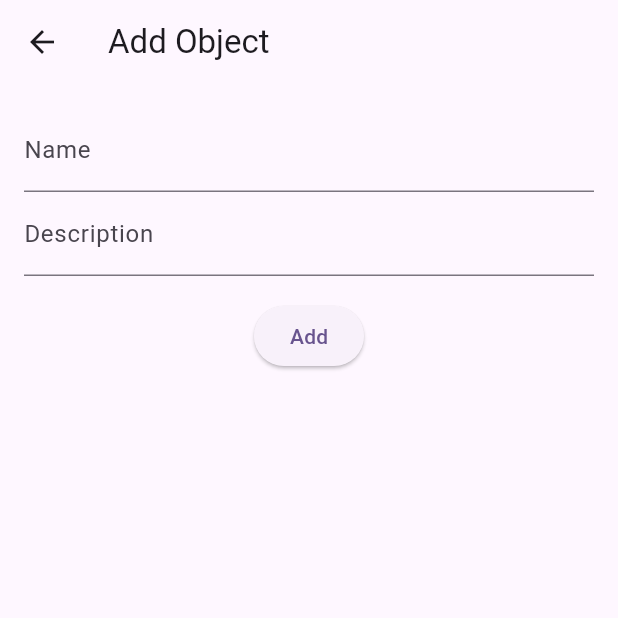
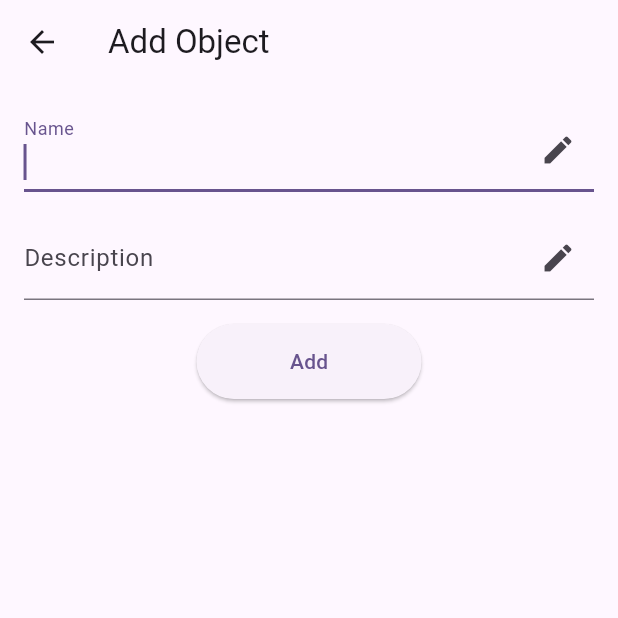
Before and after one commit to besTiger/test_task, a Flutter app: the screen it shows after launch, after a tap on the "add" icon, on a phone screen of 412 x 824 dp, the top half of it. Run offline on Flutter 3.47's test engine with Material 3 defaults, Android fonts, the phone set to English and light mode, and no system bars; our stand-ins replace sqflite; accounts and stored records are empty.

Commit message:
added ui and logic edit screen

```diff
--- a/lib/main.dart
+++ b/lib/main.dart
@@ -1,8 +1,13 @@
 import 'package:flutter/material.dart';
+import 'package:flutter/services.dart';
 import 'package:test_task/task_one/objects_screen.dart';
 
-void main() {
-  runApp(const MyApp());
+
+Future<void> main() async {
+  WidgetsFlutterBinding.ensureInitialized();
+  await SystemChrome.setPreferredOrientations([
+    DeviceOrientation.portraitUp,
+  ]);  runApp(const MyApp());
 }
 
 class MyApp extends StatelessWidget {
@@ -12,12 +17,12 @@ class MyApp extends StatelessWidget {
   @override
   Widget build(BuildContext context) {
     return MaterialApp(
-      title: 'Flutter Demo',
+      debugShowCheckedModeBanner: false,
       theme: ThemeData(
         colorScheme: ColorScheme.fromSeed(seedColor: Colors.deepPurple),
         useMaterial3: true,
       ),
-      home: ObjectsScreen(),
+      home: const ObjectsScreen(),
     );
   }
 }
--- a/lib/task_one/object_edit_screen.dart
+++ b/lib/task_one/object_edit_screen.dart
@@ -13,6 +13,8 @@ class ObjectEditScreen extends StatefulWidget {
 class ObjectEditScreenState extends State<ObjectEditScreen> {
   late TextEditingController _nameController;
   late TextEditingController _descriptionController;
+  late FocusNode _nameFocusNode;
+  late FocusNode _descriptionFocusNode;
 
   @override
   void initState() {
@@ -21,12 +23,22 @@ class ObjectEditScreenState extends State<ObjectEditScreen> {
         TextEditingController(text: widget.initialObject?.name ?? '');
     _descriptionController =
         TextEditingController(text: widget.initialObject?.description ?? '');
+
+    _nameFocusNode = FocusNode();
+    _descriptionFocusNode = FocusNode();
+    _nameFocusNode.requestFocus();
+  }
+
+  @override
+  void dispose() {
+    _nameFocusNode.dispose();
+    _descriptionFocusNode.dispose();
+    super.dispose();
   }
 
   @override
   Widget build(BuildContext context) {
-    return SafeArea(
-      child: Scaffold(
+    return Scaffold(
       appBar: AppBar(
         title:
             Text(widget.initialObject == null ? 'Add Object' : 'Edit Object'),
@@ -37,28 +49,38 @@ class ObjectEditScreenState extends State<ObjectEditScreen> {
           children: [
             TextField(
               controller: _nameController,
-                decoration: const InputDecoration(labelText: 'Name'),
+              focusNode: _nameFocusNode,
+              decoration: const InputDecoration(
+                labelText: 'Name',
+                suffixIcon: Icon(Icons.edit),
               ),
+            ),
+            const SizedBox(height: 16.0),
             TextField(
               controller: _descriptionController,
-                decoration: const InputDecoration(labelText: 'Description'),
+              focusNode: _descriptionFocusNode,
+              decoration: const InputDecoration(
+                labelText: 'Description',
+                suffixIcon: Icon(Icons.edit),
+              ),
             ),
             const SizedBox(height: 16.0),
             ElevatedButton(
               onPressed: () {
                 _saveObject();
               },
+              style: ElevatedButton.styleFrom(
+                minimumSize: const Size(150.0, 50.0),
+              ),
               child: Text(widget.initialObject == null ? 'Add' : 'Save'),
             ),
           ],
-          ),
         ),
       ),
     );
   }
 
   void _saveObject() async {
-    // Get data from controllers and save or update the object
     final String name = _nameController.text;
     final String description = _descriptionController.text;
 
@@ -74,7 +96,6 @@ class ObjectEditScreenState extends State<ObjectEditScreen> {
             timestamp: DateTime.now(),
           );
 
-    // Close the current screen and return the updatedObject to the previous screen
     Navigator.pop(context, updatedObject);
   }
 }
--- a/lib/task_one/objects_screen.dart
+++ b/lib/task_one/objects_screen.dart
@@ -37,9 +37,8 @@ class ObjectsScreenState extends State<ObjectsScreen> {
               itemBuilder: (context, index) {
                 final formattedTimestamp = DateFormat('HH:mm:ss')
                     .format(snapshot.data![index].timestamp);
-
-                return SizedBox(
-                  height: 120.0,
+                return Padding(
+                    padding: const EdgeInsets.all(8.0),
                   child: Card(
                     child: Padding(
                       padding: const EdgeInsets.all(12.0),
@@ -62,7 +61,7 @@ class ObjectsScreenState extends State<ObjectsScreen> {
                                 const SizedBox(height: 8.0),
                                 Text(
                                   snapshot.data![index].description,
-                                  maxLines: 3,
+                                  maxLines: 2,
                                   overflow: TextOverflow.ellipsis,
                                 ),
                               ],
```
Lines whose indentation alone changed are shown as unchanged.
